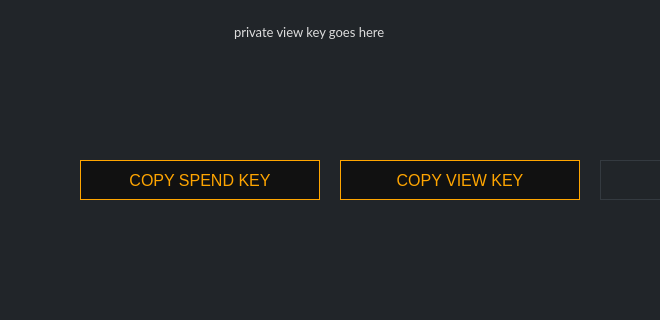
This is src/gui/ui/receiveframe.ui in ConcealNetwork/conceal-desktop as Qt 5 draws it before an edit; both pictures show x 180 to 840 and y 380 to 700 of the 1270 by 700 pixel window. The edited form follows.
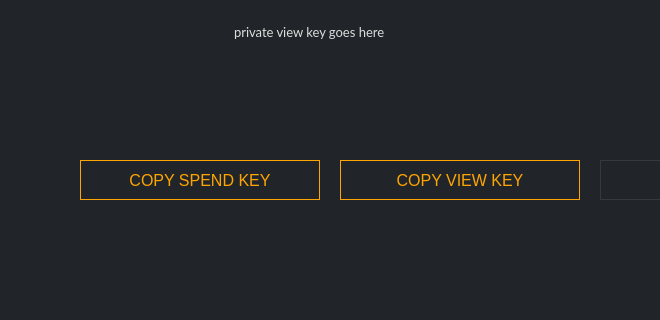
This is the edited form. Icons and pictures are not drawn.

Commit message: Change button background color

The edit to the form file:
```diff
--- a/src/gui/ui/receiveframe.ui
+++ b/src/gui/ui/receiveframe.ui
@@ -162,7 +162,7 @@
         </font>
        </property>
        <property name="styleSheet">
-        <string notr="true">QPushButton#m_copySeedButton {color: orange; background-color: #111111; border: 1px solid orange; font-size: 16px;}
+        <string notr="true">QPushButton#m_copySeedButton {color: orange; background-color: #212529; border: 1px solid orange; font-size: 16px;}
 
 QPushButton#m_copySeedButton:hover {color: orange; background-color: #111111; border: 2px solid orange; font-size: 16px;}</string>
        </property>
@@ -240,7 +240,7 @@
         </font>
        </property>
        <property name="styleSheet">
-        <string notr="true">QPushButton#m_copySpendKeyButton {color: orange; background-color: #111111; border: 1px solid orange; font-size: 16px;}
+        <string notr="true">QPushButton#m_copySpendKeyButton {color: orange; background-color: #212529; border: 1px solid orange; font-size: 16px;}
 
 QPushButton#m_copySpendKeyButton:hover {color: orange; background-color: #111111; border: 2px solid orange; font-size: 16px;}</string>
        </property>
@@ -373,7 +373,7 @@
         </font>
        </property>
        <property name="styleSheet">
-        <string notr="true">QPushButton#m_copyViewKeyButton {color: orange; background-color: #111111; border: 1px solid orange; font-size: 16px;}
+        <string notr="true">QPushButton#m_copyViewKeyButton {color: orange; background-color: #212529; border: 1px solid orange; font-size: 16px;}
 
 QPushButton#m_copyViewKeyButton:hover {color: orange; background-color: #111111; border: 2px solid orange; font-size: 16px;}</string>
        </property>
@@ -740,7 +740,7 @@
         </font>
        </property>
        <property name="styleSheet">
-        <string notr="true">QPushButton#m_copyGUIKeyButton {color: orange; background-color: #111111; border: 1px solid orange; font-size: 16px;}
+        <string notr="true">QPushButton#m_copyGUIKeyButton {color: orange; background-color: #212529; border: 1px solid orange; font-size: 16px;}
 
 QPushButton#m_copyGUIKeyButton:hover {color: orange; background-color: #111111; border: 2px solid orange; font-size: 16px;}</string>
        </property>
```
Left out of the diff: 12 changed lines with no effect on the pictures. The commit also changes 21 other files.
